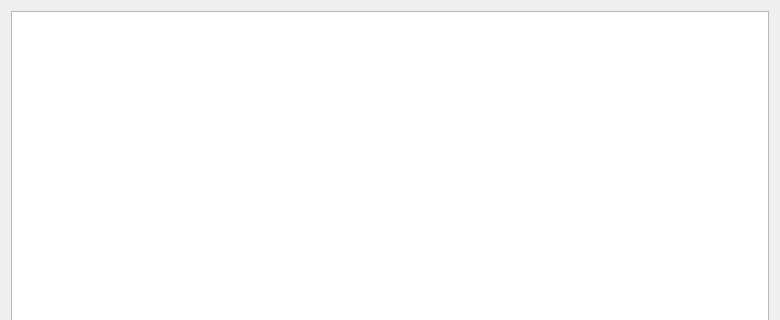
Above: notecards.ui from IanAlexanderNara/Journal before the change; both pictures show x 0 to 780 and y 0 to 320 of the 780 by 598 pixel window. Below: the same form after it.
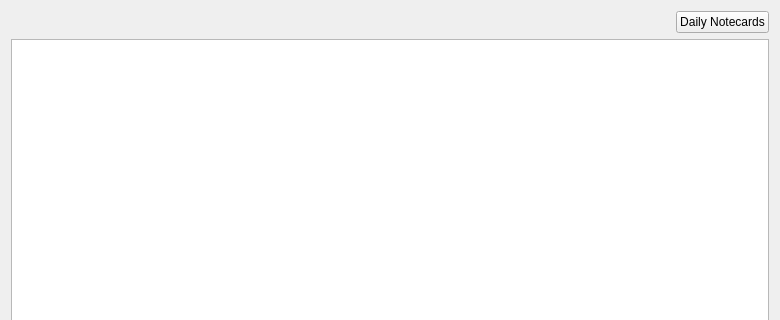
That is the form after the change.

Commit message: added daily notecards

The edit to the form file:
```diff
--- a/notecards.ui
+++ b/notecards.ui
@@ -14,6 +14,30 @@
    <string>Form</string>
   </property>
   <layout class="QVBoxLayout" name="verticalLayout">
+   <item>
+    <layout class="QHBoxLayout" name="horizontalLayout">
+     <item>
+      <spacer name="horizontalSpacer">
+       <property name="orientation">
+        <enum>Qt::Horizontal</enum>
+       </property>
+       <property name="sizeHint" stdset="0">
+        <size>
+         <width>40</width>
+         <height>20</height>
+        </size>
+       </property>
+      </spacer>
+     </item>
+     <item>
+      <widget class="QPushButton" name="pushButton">
+       <property name="text">
+        <string>Daily Notecards</string>
+       </property>
+      </widget>
+     </item>
+    </layout>
+   </item>
    <item>
     <widget class="QTableView" name="tableView"/>
    </item>
```
The commit also changes 7 other files.
